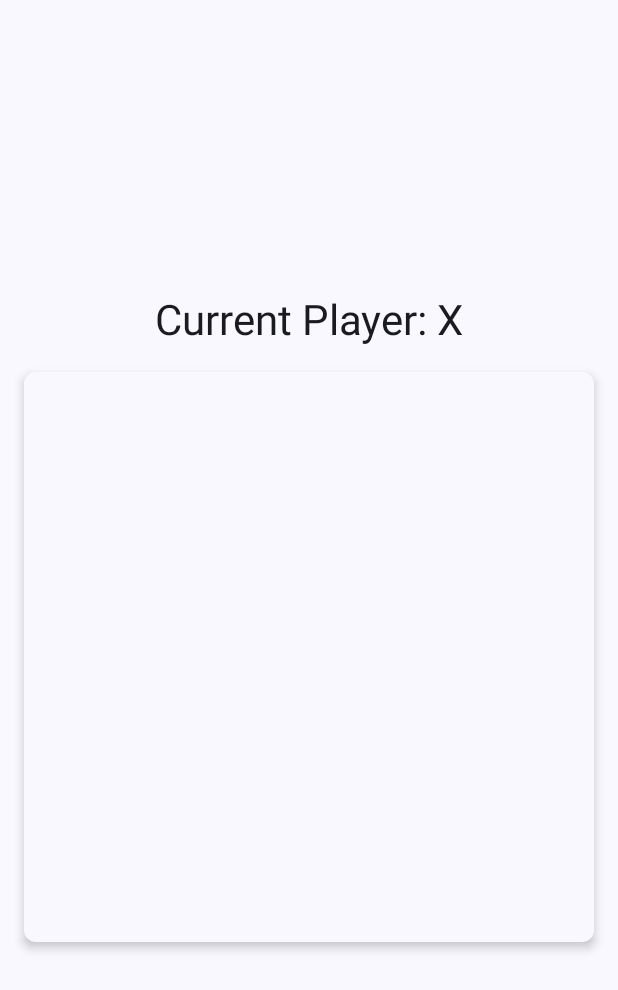
After one commit to 2025-DEV2-013/TicTacToeGame, an Android app built with Jetpack Compose: the composable GameScreen called with empty values, on a phone screen of 412 x 824 dp. The commit adds this screen. Shown: the top 990 px of the screen. Run offline under Robolectric (Android 15) with nearby library versions, the phone set to English and light mode, and no system bars.

Commit message:
ui(GameScreen): add GameScreen UI
- add status text
- add game board

```diff
--- /dev/null
+++ b/app/src/main/java/com/android/practise/kata/tictactoegame/ui/game/GameScreen.kt
@@ -0,0 +1,88 @@
+package com.android.practise.kata.tictactoegame.ui.game
+
+import androidx.compose.foundation.layout.Arrangement
+import androidx.compose.foundation.layout.Column
+import androidx.compose.foundation.layout.aspectRatio
+import androidx.compose.foundation.layout.fillMaxSize
+import androidx.compose.foundation.layout.fillMaxWidth
+import androidx.compose.foundation.layout.height
+import androidx.compose.foundation.layout.padding
+import androidx.compose.material3.Button
+import androidx.compose.material3.MaterialTheme
+import androidx.compose.material3.Text
+import androidx.compose.runtime.Composable
+import androidx.compose.ui.Alignment
+import androidx.compose.ui.Modifier
+import androidx.compose.ui.res.stringResource
+import androidx.compose.ui.tooling.preview.Preview
+import androidx.compose.ui.unit.dp
+import com.android.practise.kata.tictactoegame.R
+import com.android.practise.kata.tictactoegame.domain.model.Player
+
+
+@Composable
+fun GameScreen(
+    modifier: Modifier = Modifier,
+    board: List<List<Player>>,
+    currentPlayer: Player,
+    isGameOver: Boolean,
+    winner: Player,
+    onCellClick: (Int, Int) -> Unit,
+    onResetGame : () -> Unit
+) {
+
+    Column(
+        modifier = modifier
+            .fillMaxSize()
+            .padding(16.dp),
+        horizontalAlignment = Alignment.CenterHorizontally,
+        verticalArrangement = Arrangement.Center
+    ) {
+
+        Text(
+            text = when {
+                isGameOver && winner != Player.NONE -> stringResource(R.string.player_wins, winner.name)
+                isGameOver && winner == Player.NONE -> stringResource(R.string.game_draw)
+                else -> stringResource(R.string.current_player, currentPlayer.name)
+            },
+            style = MaterialTheme.typography.headlineMedium,
+            modifier = Modifier.padding(bottom = 16.dp)
+        )
+
+        GameBoard(
+            modifier = Modifier
+                .fillMaxWidth()
+                .aspectRatio(1f),
+            board = board,
+            onCellClick ={
+                    row, col ->
+                if(!isGameOver) {
+                    onCellClick(row, col)
+                }
+
+            })
+
+        if(isGameOver){
+            Button(onClick = onResetGame,
+                modifier = Modifier
+                    .padding(top = 16.dp)
+                    .height(50.dp)) {
+                Text(text = stringResource(R.string.play_again))
+            }
+        }
+    }
+
+}
+
+@Preview
+@Composable
+fun GameScreenPreview() {
+    GameScreen(
+        board = listOf(
+            listOf(Player.NONE, Player.NONE, Player.NONE),
+            listOf(Player.NONE, Player.NONE, Player.NONE),
+            listOf(Player.NONE, Player.NONE, Player.NONE)
+        ), currentPlayer = Player.X,
+        isGameOver = false,
+        winner = Player.NONE, onCellClick = { _, _ -> }, onResetGame = {})
+}
--- a/app/src/main/res/values/strings.xml
+++ b/app/src/main/res/values/strings.xml
@@ -1,3 +1,7 @@
 <resources>
     <string name="app_name">TicTacToeGame</string>
+    <string name="player_wins">Player %1$s wins!</string>
+    <string name="game_draw">It\'s a draw!</string>
+    <string name="current_player">Current Player: %1$s</string>
+    <string name="play_again">Play again</string>
 </resources>
```
